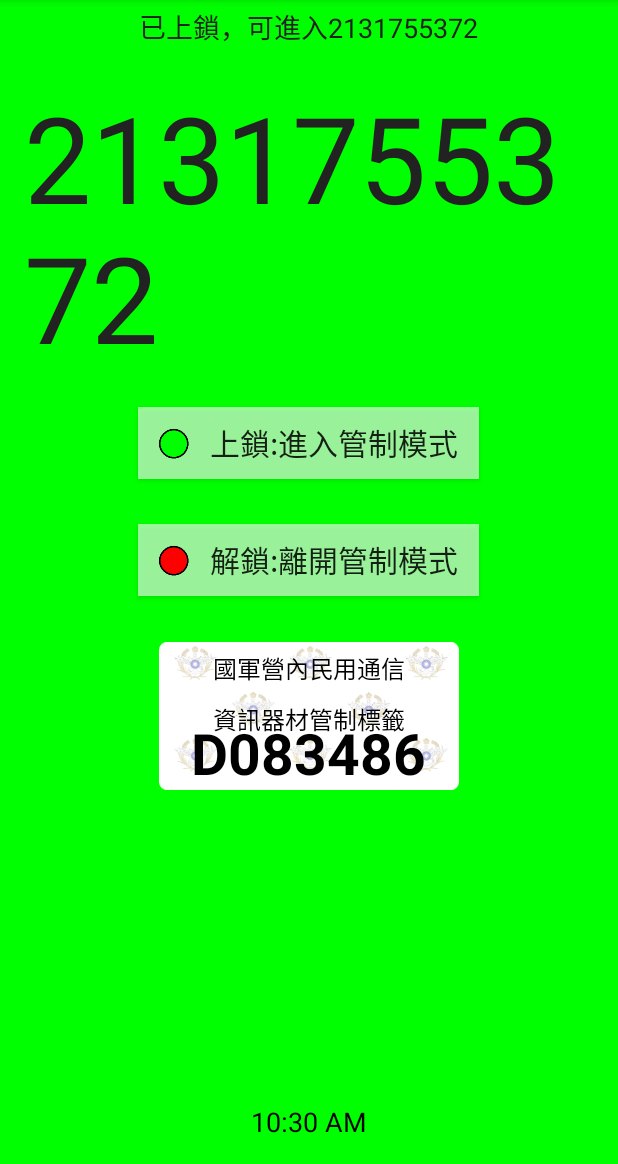
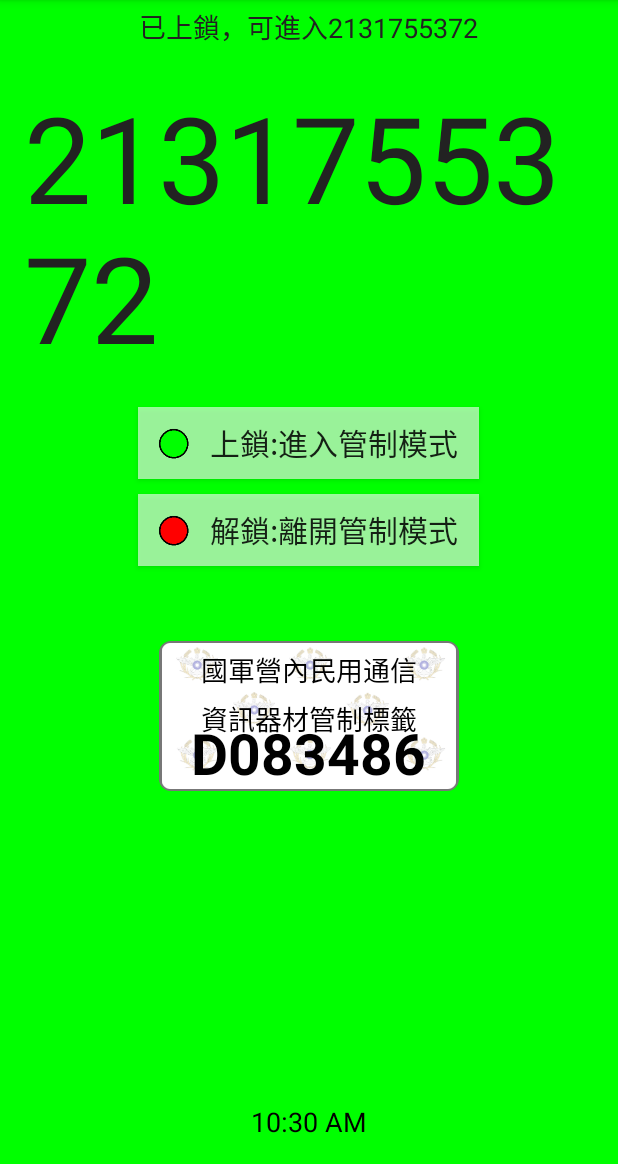
Before and after one commit to leviliangtw/MDM, an Android app: the screen it shows after launch (MainActivity), on a phone screen of 412 x 824 dp, the part 72-1236 px from its top. Run offline under Robolectric (Android 15) with nearby library versions, the phone set to English and light mode, and no system bars.

Commit message:
Add the border of tag, adjust the spans of lock, unlock and tag

```diff
--- a/app/src/main/res/layout/content_main.xml
+++ b/app/src/main/res/layout/content_main.xml
@@ -56,16 +56,18 @@
         android:layout_below="@+id/lock"
         android:layout_centerVertical="true"
         android:layout_centerHorizontal="true"
-        android:layout_marginTop="30dp" />
+        android:layout_marginTop="10dp" />
 
     <ImageView
+        android:id="@+id/mndImage"
         android:layout_width="200dp"
         android:layout_height="100dp"
-        android:id="@+id/mndImage"
-        android:src="@drawable/tagbg_rd"
         android:layout_below="@+id/unlock"
         android:layout_centerHorizontal="true"
-        android:layout_marginTop="30dp" />
+        android:layout_marginTop="50dp"
+        android:background="@xml/bg_border"
+        android:padding="1dp"
+        android:src="@drawable/tagbg_rd" />
 
     <TextView
         android:id="@+id/saveTagText"
@@ -75,11 +77,11 @@
         android:layout_centerHorizontal="true"
         android:layout_marginTop="6dp"
         android:fontFamily="@font/tw_kai"
+        android:lineSpacingExtra="6dp"
         android:text="國軍營內民用通信\n資訊器材管制標籤"
         android:textAlignment="center"
         android:textColor="@color/colorPrimaryDark"
-        android:textSize="16dp"
-        android:lineSpacingExtra="10dp"
+        android:textSize="18dp"
         android:textStyle="normal" />
 
     <TextView
--- /dev/null
+++ b/app/src/main/res/xml/bg_border.xml
@@ -0,0 +1,11 @@
+<?xml version="1.0" encoding="UTF-8"?>
+<shape xmlns:android="http://schemas.android.com/apk/res/android">
+    <solid android:color="#777777" />
+    <stroke android:width="1dp"
+        android:color="#777777" />
+    <corners android:radius="7dp" />
+    <padding android:left="0dp"
+        android:top="0dp"
+        android:right="0dp"
+        android:bottom="0dp" />
+</shape>
```
